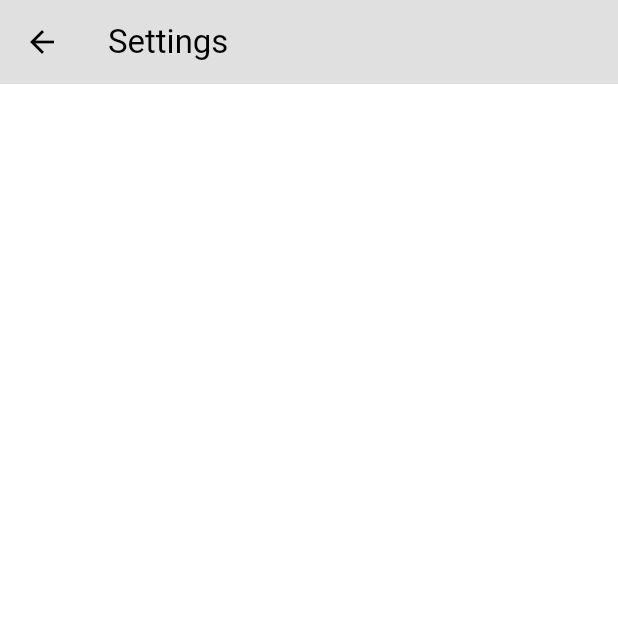
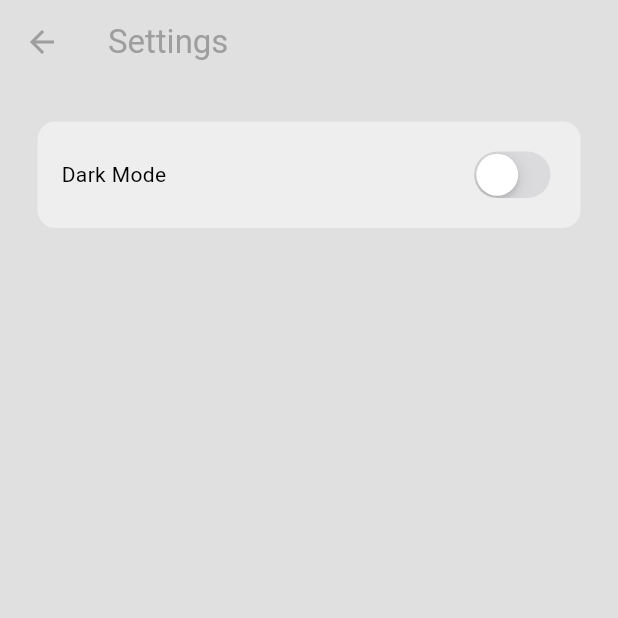
Before and after one commit to urnereDev/chatapp, a Flutter app: the screen it shows once a user with an empty profile is signed in, in the side drawer, after a tap on "S E T T I N G S", on a phone screen of 412 x 824 dp, the top half of it. Run offline on Flutter 3.47's test engine with Material 3 defaults, Android fonts, the phone set to English and light mode, and no system bars; our stand-ins replace cloud_firestore, firebase_auth, firebase_core; accounts and stored records are empty; generated files the repository leaves out were written again.

Commit message:
dark mode vs.

```diff
--- a/lib/main.dart
+++ b/lib/main.dart
@@ -1,13 +1,17 @@
+import 'package:chatapp/firebase_options.dart';
 import 'package:chatapp/services/auth/auth_gate.dart';
-import 'package:chatapp/firebase_options.dart';
-import 'package:chatapp/themes/light_theme.dart';
+import 'package:chatapp/themes/theme_provider.dart';
 import 'package:firebase_core/firebase_core.dart';
 import 'package:flutter/material.dart';
+import 'package:provider/provider.dart';
 
-void main() async{
+void main() async {
   WidgetsFlutterBinding.ensureInitialized();
   await Firebase.initializeApp(options: DefaultFirebaseOptions.currentPlatform);
-  runApp(const MyApp());
+  runApp(ChangeNotifierProvider(
+    create: (context) => ThemeProvider(),
+    child: const MyApp(),
+  ));
 }
 
 class MyApp extends StatelessWidget {
@@ -16,7 +20,7 @@ class MyApp extends StatelessWidget {
   @override
   Widget build(BuildContext context) {
     return MaterialApp(
-      theme: lightMode,
+      theme: Provider.of<ThemeProvider>(context).themeData,
       home: const AuthGate(),
     );
   }
--- a/lib/pages/home_page.dart
+++ b/lib/pages/home_page.dart
@@ -14,9 +14,12 @@ class HomePage extends StatelessWidget {
   @override
   Widget build(BuildContext context) {
     return Scaffold(
+      backgroundColor: Theme.of(context).colorScheme.surfaceTint,
       appBar: AppBar(
         title: const Text("Home"),
-        backgroundColor: Theme.of(context).colorScheme.surfaceTint,
+        backgroundColor: Colors.transparent,
+        foregroundColor: Colors.grey,
+        elevation: 0,
       ),
       drawer: const Drawers(),
       body: buildUserList(),
--- a/lib/pages/settings_page.dart
+++ b/lib/pages/settings_page.dart
@@ -1,4 +1,7 @@
+import 'package:chatapp/themes/theme_provider.dart';
+import 'package:flutter/cupertino.dart';
 import 'package:flutter/material.dart';
+import 'package:provider/provider.dart';
 
 class SettingsPage extends StatelessWidget {
   const SettingsPage({super.key});
@@ -6,9 +9,32 @@ class SettingsPage extends StatelessWidget {
   @override
   Widget build(BuildContext context) {
     return Scaffold(
+      backgroundColor: Theme.of(context).colorScheme.surfaceTint,
       appBar: AppBar(
-        backgroundColor: Theme.of(context).colorScheme.surfaceTint,
         title: Text("Settings"),
+        backgroundColor: Colors.transparent,
+        foregroundColor: Colors.grey,
+        elevation: 0,
+      ),
+      body: Container(
+        margin: EdgeInsets.all(25),
+        padding: EdgeInsets.all(16),
+        decoration: BoxDecoration(
+            color: Theme.of(context).colorScheme.secondary,
+            borderRadius: BorderRadius.circular(12)),
+        child: Row(
+          mainAxisAlignment: MainAxisAlignment.spaceBetween,
+          children: [
+            Text("Dark Mode"),
+            CupertinoSwitch(
+              value:
+                  Provider.of<ThemeProvider>(context, listen: false).isDarkMode,
+              onChanged: (value) =>
+                  Provider.of<ThemeProvider>(context, listen: false)
+                      .toggleTheme(),
+            )
+          ],
+        ),
       ),
     );
   }
--- /dev/null
+++ b/lib/themes/dark_theme.dart
@@ -0,0 +1,9 @@
+import 'package:flutter/material.dart';
+
+ThemeData darkMode = ThemeData(
+    colorScheme: ColorScheme.dark(
+        surfaceTint: Colors.grey.shade900,
+        primary: Colors.grey.shade700,
+        secondary: const Color.fromARGB(255, 57, 57, 57),
+        tertiary: Colors.grey.shade600,
+        inversePrimary: Colors.grey.shade300));
--- /dev/null
+++ b/lib/themes/theme_provider.dart
@@ -0,0 +1,22 @@
+import 'package:chatapp/themes/dark_theme.dart';
+import 'package:chatapp/themes/light_theme.dart';
+import 'package:flutter/material.dart';
+
+class ThemeProvider extends ChangeNotifier {
+  ThemeData _themeData = lightMode;
+  ThemeData get themeData => _themeData;
+  bool get isDarkMode => _themeData == darkMode;
+
+  set themeData(ThemeData themeData) {
+    _themeData = themeData;
+    notifyListeners();
+  }
+
+  void toggleTheme() {
+    if (_themeData == lightMode) {
+      themeData = darkMode;
+    } else {
+      themeData = lightMode;
+    }
+  }
+}
--- a/pubspec.yaml
+++ b/pubspec.yaml
@@ -38,6 +38,7 @@ dependencies:
   firebase_core: ^3.3.0
   firebase_auth: ^5.1.4
   cloud_firestore: ^5.2.1
+  provider: ^6.1.2
 
 
 dev_dependencies:
```
Also changed, not shown: lib/components/chat_bubble.dart (added, +32 -0 lines), lib/pages/chat_page.dart (+42 -7 lines), pubspec.lock.
